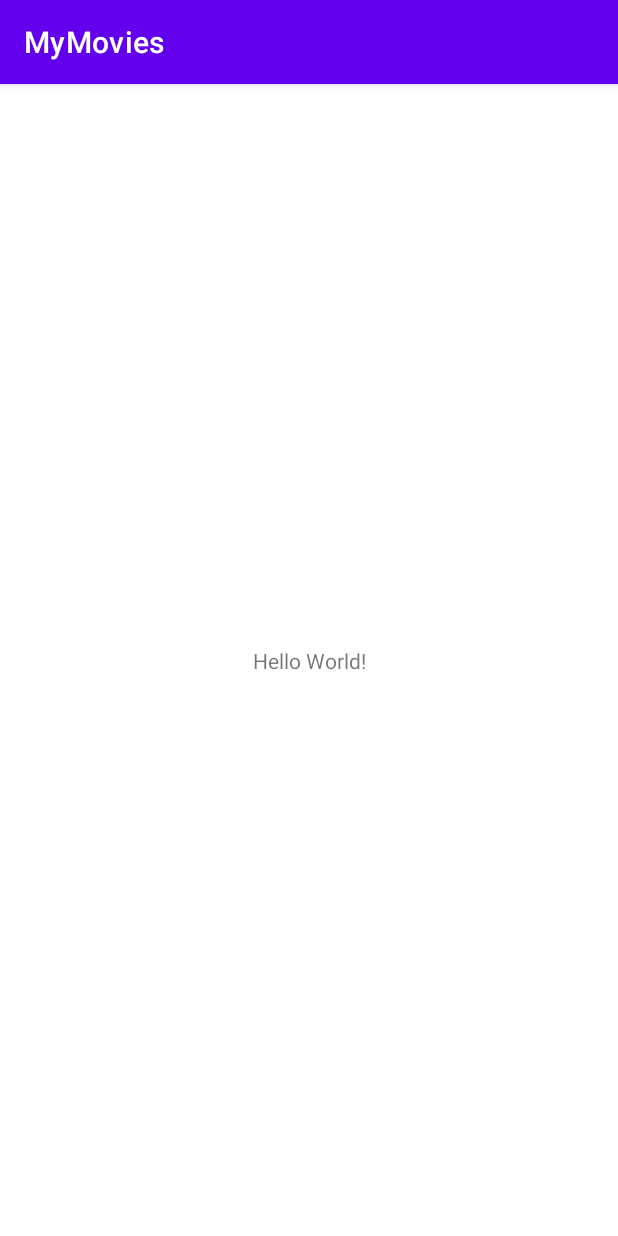
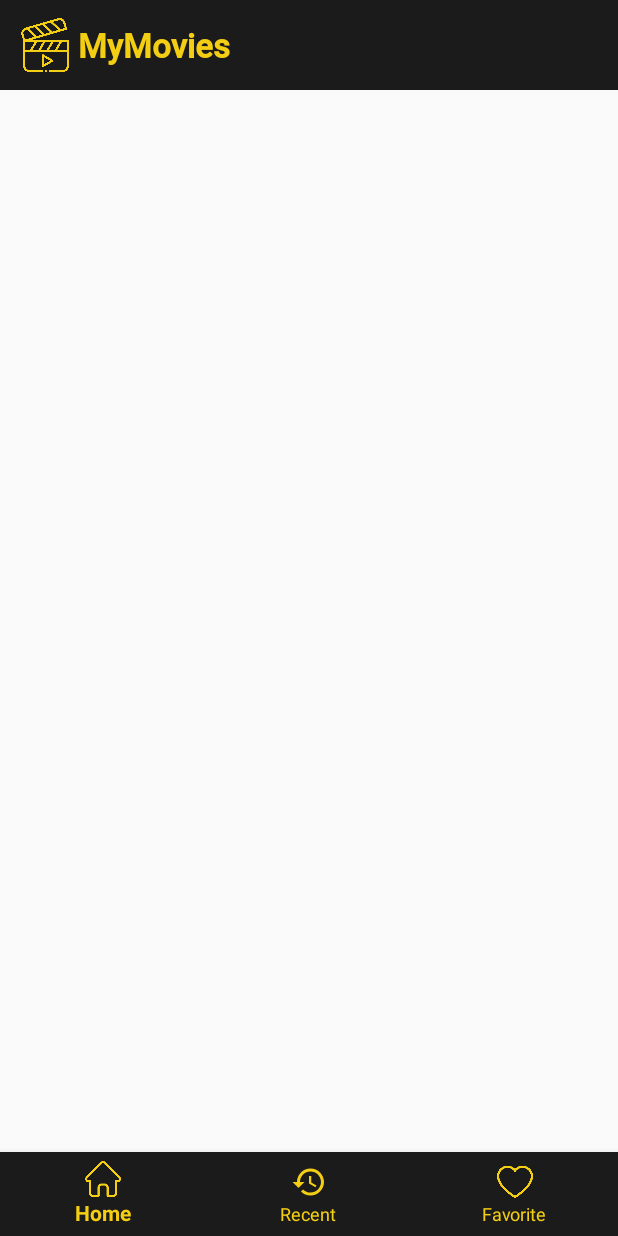
Before and after one commit to muammarahlnn/MyMovies-kt, an Android app: the screen it shows after launch (MainActivity), on a phone screen of 412 x 824 dp. Run offline under Robolectric (Android 15) with nearby library versions, the phone set to English and light mode, and no system bars.

Commit message:
ADD: project's base UI

```diff
--- a/app/src/main/AndroidManifest.xml
+++ b/app/src/main/AndroidManifest.xml
@@ -9,13 +9,14 @@
         android:roundIcon="@mipmap/ic_launcher_round"
         android:supportsRtl="true"
         android:theme="@style/Theme.MyMovies">
-        <activity android:name=".MainActivity">
+        <activity android:name=".activities.SplashActivity">
             <intent-filter>
                 <action android:name="android.intent.action.MAIN" />
 
                 <category android:name="android.intent.category.LAUNCHER" />
             </intent-filter>
         </activity>
+        <activity android:name=".activities.MainActivity"></activity>
     </application>
 
 </manifest>
--- a/app/src/main/java/com/ardnn/mymovies/MainActivity.kt
+++ b/app/src/main/java/com/ardnn/mymovies/activities/MainActivity.kt
@@ -1,7 +1,8 @@
-package com.ardnn.mymovies
+package com.ardnn.mymovies.activities
 
 import androidx.appcompat.app.AppCompatActivity
 import android.os.Bundle
+import com.ardnn.mymovies.R
 
 class MainActivity : AppCompatActivity() {
     override fun onCreate(savedInstanceState: Bundle?) {
--- /dev/null
+++ b/app/src/main/java/com/ardnn/mymovies/activities/SplashActivity.kt
@@ -0,0 +1,42 @@
+package com.ardnn.mymovies.activities
+
+import android.content.Intent
+import androidx.appcompat.app.AppCompatActivity
+import android.os.Bundle
+import android.os.Handler
+import android.os.Looper
+import android.widget.ImageView
+import android.widget.TextView
+import com.ardnn.mymovies.R
+import com.ardnn.mymovies.utilities.Animation
+
+class SplashActivity : AppCompatActivity() {
+    // classes
+    private lateinit var animation: Animation
+
+    // widgets
+    private lateinit var tvTitle: TextView
+    private lateinit var ivMovies: ImageView
+
+
+    override fun onCreate(savedInstanceState: Bundle?) {
+        super.onCreate(savedInstanceState)
+        setContentView(R.layout.activity_splash)
+
+        // initialization
+        animation = Animation(this)
+        ivMovies = findViewById(R.id.iv_movies_splash)
+        tvTitle = findViewById(R.id.tv_title_splash)
+
+        // set animation to widgets
+        ivMovies.animation = animation.fadeIn
+        tvTitle.animation = animation.fadeIn
+
+        // set timer for 2 seconds
+        Handler(Looper.getMainLooper()).postDelayed({
+            val goToMain = Intent(this@SplashActivity, MainActivity::class.java)
+            startActivity(goToMain)
+            finish()
+        }, 1800)
+    }
+}
--- /dev/null
+++ b/app/src/main/java/com/ardnn/mymovies/utilities/Animation.kt
@@ -0,0 +1,11 @@
+package com.ardnn.mymovies.utilities
+
+import android.content.Context
+import android.view.animation.Animation
+import android.view.animation.AnimationUtils
+import com.ardnn.mymovies.R
+
+class Animation(private val context: Context) {
+    val fadeIn: Animation = AnimationUtils.loadAnimation(context, R.anim.fade_in)
+
+}
--- /dev/null
+++ b/app/src/main/res/anim/fade_in.xml
@@ -0,0 +1,8 @@
+<?xml version="1.0" encoding="utf-8"?>
+<set xmlns:android="http://schemas.android.com/apk/res/android"
+    android:duration="2000">
+    <alpha
+        android:fromAlpha="0.0"
+        android:toAlpha="1.0"
+        />
+</set>
--- /dev/null
+++ b/app/src/main/res/drawable/ic_recent_yellow.xml
@@ -0,0 +1,10 @@
+<vector xmlns:android="http://schemas.android.com/apk/res/android"
+    android:width="24dp"
+    android:height="24dp"
+    android:viewportWidth="24"
+    android:viewportHeight="24"
+    android:tint="@color/yellow_primary">
+  <path
+      android:fillColor="@android:color/white"
+      android:pathData="M13,3c-4.97,0 -9,4.03 -9,9L1,12l3.89,3.89 0.07,0.14L9,12L6,12c0,-3.87 3.13,-7 7,-7s7,3.13 7,7 -3.13,7 -7,7c-1.93,0 -3.68,-0.79 -4.94,-2.06l-1.42,1.42C8.27,19.99 10.51,21 13,21c4.97,0 9,-4.03 9,-9s-4.03,-9 -9,-9zM12,8v5l4.28,2.54 0.72,-1.21 -3.5,-2.08L13.5,8L12,8z"/>
+</vector>
--- a/app/src/main/res/layout/activity_main.xml
+++ b/app/src/main/res/layout/activity_main.xml
@@ -4,15 +4,67 @@
     xmlns:tools="http://schemas.android.com/tools"
     android:layout_width="match_parent"
     android:layout_height="match_parent"
-    tools:context=".MainActivity">
+    tools:context=".activities.MainActivity">
 
-    <TextView
-        android:layout_width="wrap_content"
+    <androidx.constraintlayout.widget.ConstraintLayout
+        android:id="@+id/cl_action_bar_main"
+        android:layout_width="match_parent"
         android:layout_height="wrap_content"
-        android:text="Hello World!"
+        android:background="@color/black_primary"
+        app:layout_constraintEnd_toEndOf="parent"
+        app:layout_constraintStart_toStartOf="parent"
+        app:layout_constraintTop_toTopOf="parent">
+
+        <ImageView
+            android:id="@+id/imageView"
+            android:layout_width="36dp"
+            android:layout_height="36dp"
+            android:layout_marginStart="12dp"
+            android:layout_marginVertical="12dp"
+            android:src="@drawable/ic_movies_yellow"
+            app:layout_constraintBottom_toBottomOf="parent"
+            app:layout_constraintStart_toStartOf="parent"
+            app:layout_constraintTop_toTopOf="parent" />
+
+        <TextView
+            android:layout_width="wrap_content"
+            android:layout_height="wrap_content"
+            android:layout_marginStart="4dp"
+
+            android:fontFamily="@font/roboto_medium"
+            android:text="@string/app_name"
+            android:textColor="@color/yellow_primary"
+            android:textSize="22sp"
+            android:textStyle="bold"
+            app:layout_constraintBottom_toBottomOf="@+id/imageView"
+            app:layout_constraintStart_toEndOf="@+id/imageView"
+            app:layout_constraintTop_toTopOf="@+id/imageView" />
+
+    </androidx.constraintlayout.widget.ConstraintLayout>
+
+    <FrameLayout
+        android:id="@+id/fl_content_main"
+        android:layout_width="match_parent"
+        android:layout_height="0dp"
+
+        app:layout_constraintBottom_toTopOf="@id/bnv_navigation_main"
+        app:layout_constraintEnd_toEndOf="parent"
+        app:layout_constraintStart_toStartOf="parent"
+        app:layout_constraintTop_toBottomOf="@id/cl_action_bar_main" />
+
+    <com.google.android.material.bottomnavigation.BottomNavigationView
+        android:id="@+id/bnv_navigation_main"
+        android:layout_width="match_parent"
+        android:layout_height="wrap_content"
+        android:background="@color/black_primary"
+
+        app:menu="@menu/item_bnv_main"
+        app:itemIconTint="@color/yellow_primary"
+        app:itemTextColor="@color/yellow_primary"
+
         app:layout_constraintBottom_toBottomOf="parent"
-        app:layout_constraintLeft_toLeftOf="parent"
-        app:layout_constraintRight_toRightOf="parent"
-        app:layout_constraintTop_toTopOf="parent" />
+        app:layout_constraintEnd_toEndOf="parent"
+        app:layout_constraintStart_toStartOf="parent" />
+
 
 </androidx.constraintlayout.widget.ConstraintLayout>
--- /dev/null
+++ b/app/src/main/res/layout/activity_splash.xml
@@ -0,0 +1,35 @@
+<?xml version="1.0" encoding="utf-8"?>
+<androidx.constraintlayout.widget.ConstraintLayout xmlns:android="http://schemas.android.com/apk/res/android"
+    xmlns:app="http://schemas.android.com/apk/res-auto"
+    xmlns:tools="http://schemas.android.com/tools"
+    android:layout_width="match_parent"
+    android:layout_height="match_parent"
+    android:background="@color/black_primary"
+    tools:context=".activities.SplashActivity">
+
+    <ImageView
+        android:id="@+id/iv_movies_splash"
+        android:layout_width="100dp"
+        android:layout_height="100dp"
+        android:src="@drawable/ic_movies_yellow"
+        app:layout_constraintBottom_toBottomOf="parent"
+        app:layout_constraintEnd_toEndOf="parent"
+        app:layout_constraintStart_toStartOf="parent"
+        app:layout_constraintTop_toTopOf="parent"
+        app:layout_constraintVertical_bias="0.400" />
+
+    <TextView
+        android:id="@+id/tv_title_splash"
+        android:layout_width="wrap_content"
+        android:layout_height="wrap_content"
+        android:layout_marginTop="10dp"
+        android:fontFamily="@font/roboto_medium"
+        android:text="@string/app_name"
+        android:textColor="@color/yellow_primary"
+        android:textSize="32sp"
+        android:textStyle="bold"
+        app:layout_constraintEnd_toEndOf="@+id/iv_movies_splash"
+        app:layout_constraintStart_toStartOf="@+id/iv_movies_splash"
+        app:layout_constraintTop_toBottomOf="@+id/iv_movies_splash" />
+
+</androidx.constraintlayout.widget.ConstraintLayout>
--- /dev/null
+++ b/app/src/main/res/menu/item_bnv_main.xml
@@ -0,0 +1,22 @@
+<?xml version="1.0" encoding="utf-8"?>
+<menu xmlns:android="http://schemas.android.com/apk/res/android">
+
+    <item
+        android:id="@+id/item_movies_main"
+        android:title="@string/home"
+        android:icon="@drawable/ic_home_yellow"
+        />
+
+    <item
+        android:id="@+id/item_recent_main"
+        android:title="@string/recent"
+        android:icon="@drawable/ic_recent_yellow"
+        />
+
+    <item
+        android:id="@+id/item_favorite_main"
+        android:title="@string/favorite"
+        android:icon="@drawable/ic_love_yellow"
+        />
+
+</menu>
--- a/app/src/main/res/values/colors.xml
+++ b/app/src/main/res/values/colors.xml
@@ -7,4 +7,12 @@
     <color name="teal_700">#FF018786</color>
     <color name="black">#FF000000</color>
     <color name="white">#FFFFFFFF</color>
+
+    <color name="yellow_primary">#F3CE13</color>
+
+    <color name="black_primary">#1B1B1B</color>
+    <color name="black_taskbar">#141414</color>
+
+    <color name="gray_primary">#9F9F9F</color>
+
 </resources>
--- a/app/src/main/res/values/strings.xml
+++ b/app/src/main/res/values/strings.xml
@@ -1,3 +1,7 @@
 <resources>
     <string name="app_name">MyMovies</string>
+    <string name="movies">Movies</string>
+    <string name="recent">Recent</string>
+    <string name="favorite">Favorite</string>
+    <string name="home">Home</string>
 </resources>
--- a/app/src/main/res/values/themes.xml
+++ b/app/src/main/res/values/themes.xml
@@ -1,10 +1,10 @@
 <resources xmlns:tools="http://schemas.android.com/tools">
     <!-- Base application theme. -->
-    <style name="Theme.MyMovies" parent="Theme.MaterialComponents.DayNight.DarkActionBar">
+    <style name="Theme.MyMovies" parent="Theme.AppCompat.DayNight.NoActionBar">
         <!-- Primary brand color. -->
-        <item name="colorPrimary">@color/purple_500</item>
-        <item name="colorPrimaryVariant">@color/purple_700</item>
-        <item name="colorOnPrimary">@color/white</item>
+        <item name="colorPrimary">@color/black_taskbar</item>
+        <item name="colorPrimaryVariant">@color/black_primary</item>
+        <item name="colorOnPrimary">@color/white</item>s
         <!-- Secondary brand color. -->
         <item name="colorSecondary">@color/teal_200</item>
         <item name="colorSecondaryVariant">@color/teal_700</item>
```
Also changed, not shown: app/src/main/res/drawable/ic_home_yellow.png (added), app/src/main/res/drawable/ic_love_yellow.png (added), app/src/main/res/drawable/ic_movies_yellow.png (added), app/src/main/res/font/roboto_light.ttf (added), app/src/main/res/font/roboto_medium.ttf (added), app/src/main/res/font/roboto_regular.ttf (added).
